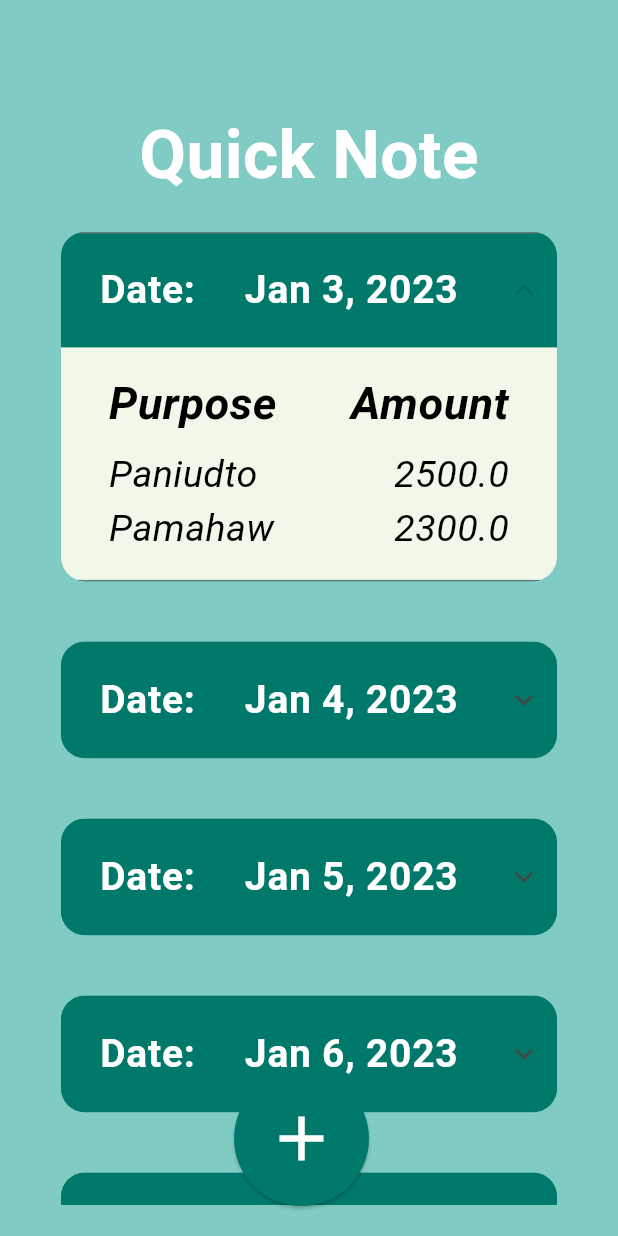
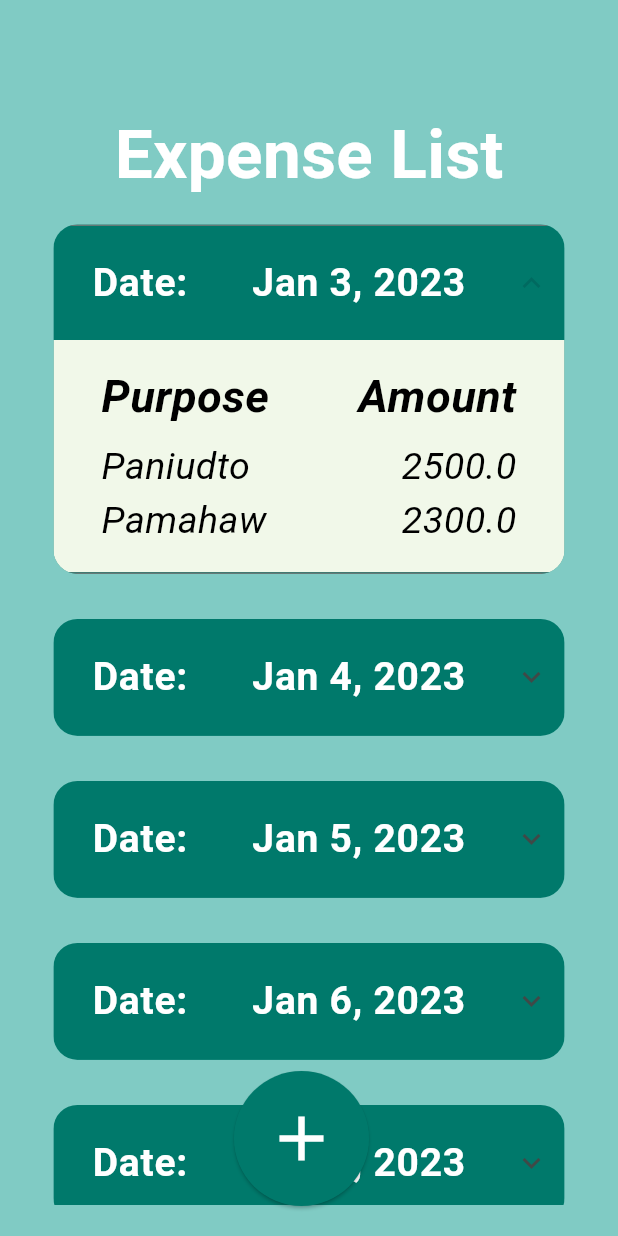
Before and after one commit to arvinsumohid/money-manage, a Flutter app: the screen it shows after launch, after a tap on "Date:", on a phone screen of 412 x 824 dp. Run offline on Flutter 3.47's test engine with Material 3 defaults, Android fonts, the phone set to English and light mode, and no system bars.

Commit message:
update changes

```diff
--- a/lib/components/quick_note/expansion.dart
+++ b/lib/components/expense/expansion.dart
@@ -1,21 +1,21 @@
 import 'package:flutter/material.dart';
-import 'expansion_title.dart';
-import 'list.dart';
+import 'package:money_manage/components/expense/expansion_title.dart';
+import 'package:money_manage/components/expense/list.dart';
 
 
-class QuickNoteExpansion extends StatelessWidget {
+class ExpenseExpansion extends StatelessWidget {
   final String date;
 
-  QuickNoteExpansion({required this.date});
+  ExpenseExpansion({required this.date});
 
   @override
   Widget build(BuildContext context) {
     return Container(
-      margin: EdgeInsets.all(20),  // Margin on all sides
+      margin: EdgeInsets.all(15),  // Margin on all sides
       child: ClipRRect(
         borderRadius: BorderRadius.circular(16),
         child: ExpansionTile(
-          title: QuickNoteExpansionTitle(date: date),
+          title: ExpenseExpansionTitle(date: date),
           backgroundColor: Colors.teal[700],
           collapsedBackgroundColor: Colors.teal[700],
           tilePadding: EdgeInsets.all(10),
@@ -24,7 +24,7 @@ class QuickNoteExpansion extends StatelessWidget {
             print(expanded ? 'Expanded' : 'Collapsed');
           },
           children: [
-            QuickNoteList(),
+            ExpenseList(),
           ],
         ),
       )
--- a/lib/components/quick_note/expansion_title.dart
+++ b/lib/components/expense/expansion_title.dart
@@ -1,9 +1,9 @@
 import 'package:flutter/material.dart';
 
-class QuickNoteExpansionTitle extends StatelessWidget {
+class ExpenseExpansionTitle extends StatelessWidget {
   final String date;
 
-  QuickNoteExpansionTitle({required this.date});
+  ExpenseExpansionTitle({required this.date});
 
   @override
   Widget build(BuildContext context) {
--- /dev/null
+++ b/lib/components/expense/list.dart
@@ -0,0 +1,23 @@
+import 'package:flutter/material.dart';
+import 'package:money_manage/components/expense/list_header.dart';
+import 'package:money_manage/components/expense/list_row.dart';
+
+class ExpenseList extends StatelessWidget{
+
+  @override
+  Widget build(BuildContext context) {
+    return Container(
+      color: Colors.lightGreen[50],
+      child: Padding(
+        padding: EdgeInsets.fromLTRB(32, 16, 32, 16),
+        child: Column(
+          mainAxisSize: MainAxisSize.max,
+          children: [
+            ExpenseListHeader(),
+            ExpenseListRow(purpose: 'Paniudto', amount: 2500.00),
+            ExpenseListRow(purpose: 'Pamahaw', amount: 2300.00)
+        ])
+      )
+    );
+  }
+}
--- a/lib/components/quick_note/list_header.dart
+++ b/lib/components/expense/list_header.dart
@@ -1,7 +1,7 @@
 import 'package:flutter/material.dart';
 
-class QuickNoteListHeader extends StatelessWidget {
-  const QuickNoteListHeader();
+class ExpenseListHeader extends StatelessWidget {
+  const ExpenseListHeader();
 
   @override
   Widget build(BuildContext context) {
--- a/lib/components/quick_note/list_row.dart
+++ b/lib/components/expense/list_row.dart
@@ -1,10 +1,10 @@
 import 'package:flutter/material.dart';
 
-class QuickNoteListRow extends StatelessWidget {
+class ExpenseListRow extends StatelessWidget {
   final String purpose;
   final double amount;
 
-  const QuickNoteListRow({required this.purpose, required this.amount});
+  const ExpenseListRow({required this.purpose, required this.amount});
 
   @override
   Widget build(BuildContext context) {
--- a/lib/components/page_header.dart
+++ b/lib/components/page_header.dart
@@ -9,7 +9,7 @@ class PageHeader extends StatelessWidget {
     return Padding(
       padding: const EdgeInsets.only(top: 50.0),  // Padding to move text down
       child: Text(
-        'Quick Note',
+        text,
         style: TextStyle(
           color: Colors.white,
           fontWeight: FontWeight.bold,
--- a/lib/components/quick_note/list.dart
+++ /dev/null
@@ -1,23 +0,0 @@
-import 'package:flutter/material.dart';
-import 'package:money_manage/components/quick_note/list_header.dart';
-import 'package:money_manage/components/quick_note/list_row.dart';
-
-class QuickNoteList extends StatelessWidget{
-
-  @override
-  Widget build(BuildContext context) {
-    return Container(
-      color: Colors.lightGreen[50],
-      child: Padding(
-        padding: EdgeInsets.fromLTRB(32, 16, 32, 16),
-        child: Column(
-          mainAxisSize: MainAxisSize.max,
-          children: [
-            QuickNoteListHeader(),
-            QuickNoteListRow(purpose: 'Paniudto', amount: 2500.00),
-            QuickNoteListRow(purpose: 'Pamahaw', amount: 2300.00)
-        ])
-      )
-    );
-  }
-}
--- a/lib/components/sticky_btn.dart
+++ b/lib/components/sticky_btn.dart
@@ -1,5 +1,5 @@
 import 'package:flutter/material.dart';
-import '../helpers/quick_note_popup_form.dart';
+import 'package:money_manage/helpers/quick_note_popup_form.dart';
 
 class StickyBtn extends StatelessWidget {
   const StickyBtn();
@@ -10,7 +10,7 @@ class StickyBtn extends StatelessWidget {
       bottom: 20,  // Distance from the bottom
       left: MediaQuery.of(context).size.width / 2 - 50,  // Center horizontally
       child: ElevatedButton(
-        onPressed: () => quickNotePopupForm(context),
+        onPressed: () => expensePopupForm(context),
         style: ElevatedButton.styleFrom(
           shape: CircleBorder(),
           padding: EdgeInsets.all(20),
--- a/lib/helpers/quick_note_popup_form.dart
+++ b/lib/helpers/quick_note_popup_form.dart
@@ -1,7 +1,7 @@
 import 'package:flutter/material.dart';
 
 
-  Future<void> quickNotePopupForm(BuildContext context) {
+  Future<void> expensePopupForm(BuildContext context) {
     return showDialog<void>(
       context: context,
       builder: (BuildContext context) {
--- a/lib/main.dart
+++ b/lib/main.dart
@@ -1,10 +1,5 @@
-import 'package:english_words/english_words.dart';
 import 'package:flutter/material.dart';
-import 'package:money_manage/components/page_header.dart';
-import 'package:money_manage/components/sticky_btn.dart';
-import 'package:provider/provider.dart';
-
-import 'components/quick_note/expansion.dart';
+import 'package:money_manage/page/expense.dart';
 
 void main() {
   runApp(MyApp());
@@ -15,60 +10,13 @@ class MyApp extends StatelessWidget {
 
   @override
   Widget build(BuildContext context) {
-    return ChangeNotifierProvider(
-      create: (context) => MyAppState(),
-      child: MaterialApp(
+    return MaterialApp(
         title: 'Money Widget',
         theme: ThemeData(
           useMaterial3: true,
           colorScheme: ColorScheme.fromSeed(seedColor: Colors.teal),
         ),
-        home: MyHomePage(),
-      ),
-    );
+        home: Expense(),
+      );
   }
 }
-
-class MyAppState extends ChangeNotifier {
-  var current = WordPair.random();
-}
-
-class MyHomePage extends StatelessWidget {
-  @override
-  Widget build(BuildContext context) {
-    var appState = context.watch<MyAppState>();
-    double screenWidth = MediaQuery.of(context).size.width;
-    double paddingValue = screenWidth * 0.05;
-
-    return Scaffold(
-      backgroundColor: Colors.teal[200],
-      body: Stack(
-        children: [
-          // Main Content Area
-          Padding(
-            padding: EdgeInsets.all(paddingValue),
-            child: Column(
-              crossAxisAlignment: CrossAxisAlignment.center,
-              children: [
-                PageHeader(text: 'Quick Note'),
-                Expanded(
-                  child: ListView(
-                    children: [
-                      QuickNoteExpansion(date: 'Jan 3, 2023'),
-                      QuickNoteExpansion(date: 'Jan 4, 2023'),
-                      QuickNoteExpansion(date: 'Jan 5, 2023'),
-                      QuickNoteExpansion(date: 'Jan 6, 2023'),
-                      QuickNoteExpansion(date: 'Jan 7, 2023'),
-                    ],
-                  ),
-                ),
-              ],
-            ),
-          ),
-          // Sticky Button at the bottom
-          StickyBtn(),
-        ],
-      )
-    );
-  }
-}
--- /dev/null
+++ b/lib/page/expense.dart
@@ -0,0 +1,45 @@
+import 'package:flutter/material.dart';
+
+import 'package:money_manage/components/expense/expansion.dart';
+import 'package:money_manage/components/page_header.dart';
+import 'package:money_manage/components/sticky_btn.dart';
+
+
+class Expense extends StatelessWidget {
+  @override
+  Widget build(BuildContext context) {
+    double screenWidth = MediaQuery.of(context).size.width;
+    double paddingValue = screenWidth * 0.05;
+
+    return Scaffold(
+      backgroundColor: Colors.teal[200],
+      body: Stack(
+        children: [
+          // Main Content Area
+          Padding(
+            padding: EdgeInsets.all(paddingValue),
+            child: Column(
+              crossAxisAlignment: CrossAxisAlignment.center,
+              children: [
+                PageHeader(text: 'Expense List'),
+                Expanded(
+                  child: ListView(
+                    children: [
+                      ExpenseExpansion(date: 'Jan 3, 2023'),
+                      ExpenseExpansion(date: 'Jan 4, 2023'),
+                      ExpenseExpansion(date: 'Jan 5, 2023'),
+                      ExpenseExpansion(date: 'Jan 6, 2023'),
+                      ExpenseExpansion(date: 'Jan 7, 2023'),
+                    ],
+                  ),
+                ),
+              ],
+            ),
+          ),
+          // Sticky Button at the bottom
+          StickyBtn(),
+        ],
+      )
+    );
+  }
+}
--- a/pubspec.yaml
+++ b/pubspec.yaml
@@ -38,7 +38,12 @@ dependencies:
   # Use with the CupertinoIcons class for iOS style icons.
   cupertino_icons: ^1.0.8
 
+  hive: ^2.2.3
+  hive_flutter: ^1.1.0
+
 dev_dependencies:
+  hive_generator: ^2.0.0
+  build_runner: ^2.4.6
   flutter_test:
     sdk: flutter
 
```
Also changed, not shown: pubspec.lock, 4 other files.
